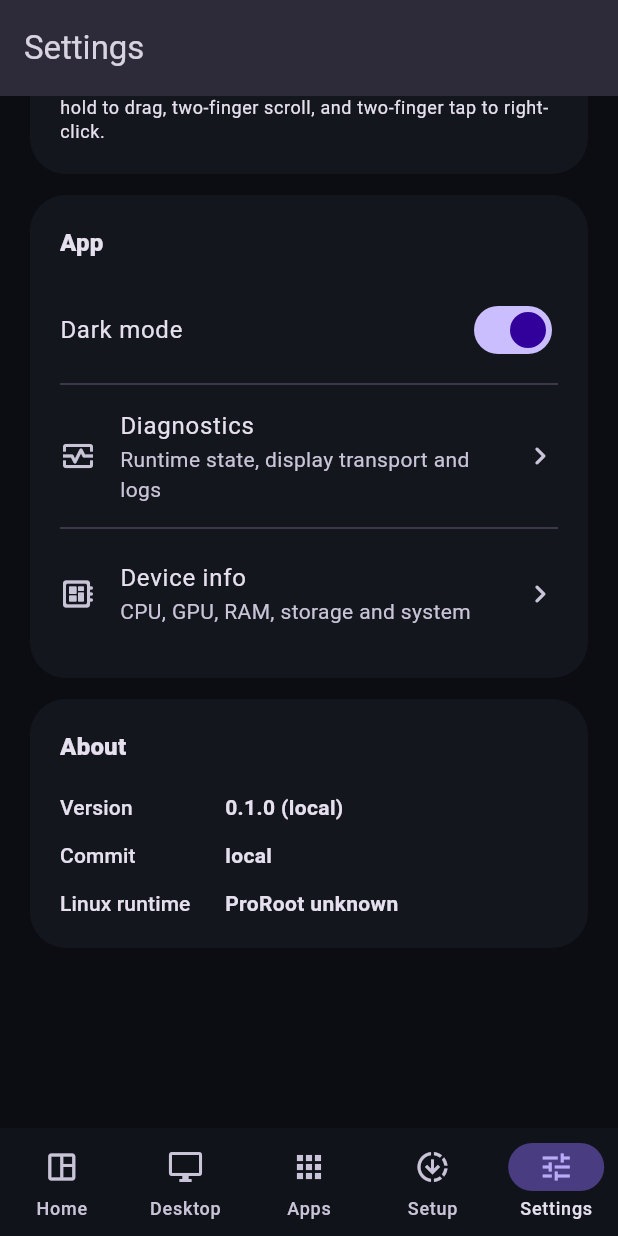
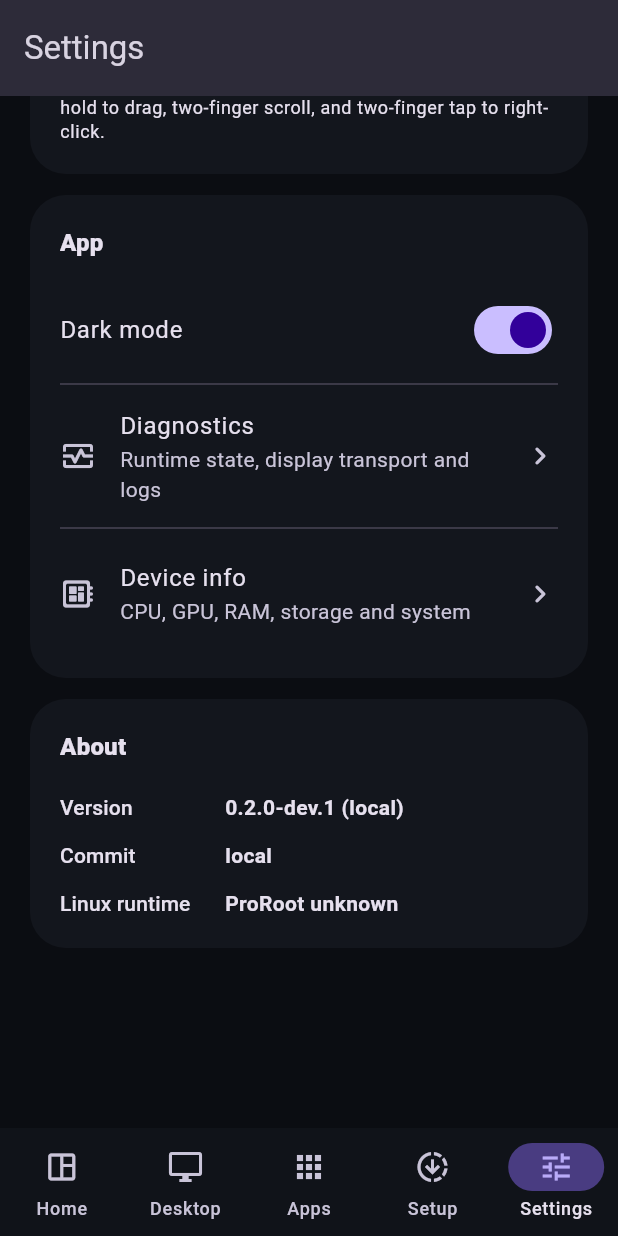
Before and after one commit to thaakeno/proroot, a Flutter app: the screen it shows after launch, item 5 of the bottom bar chosen, scrolled down 460 dp, on a phone screen of 412 x 824 dp. Run offline on Flutter 3.47's test engine with Material 3 defaults, Android fonts, the phone set to English and light mode, and no system bars; our stand-ins replace flutter_svg, shared_preferences.

Commit message:
build: align visible semantic version

```diff
--- a/lib/core/build_info.dart
+++ b/lib/core/build_info.dart
@@ -3,7 +3,7 @@ class BuildInfo {
 
   static const version = String.fromEnvironment(
     'APP_VERSION',
-    defaultValue: '0.1.0',
+    defaultValue: '0.2.0-dev.1',
   );
   static const build = String.fromEnvironment(
     'APP_BUILD',
```
